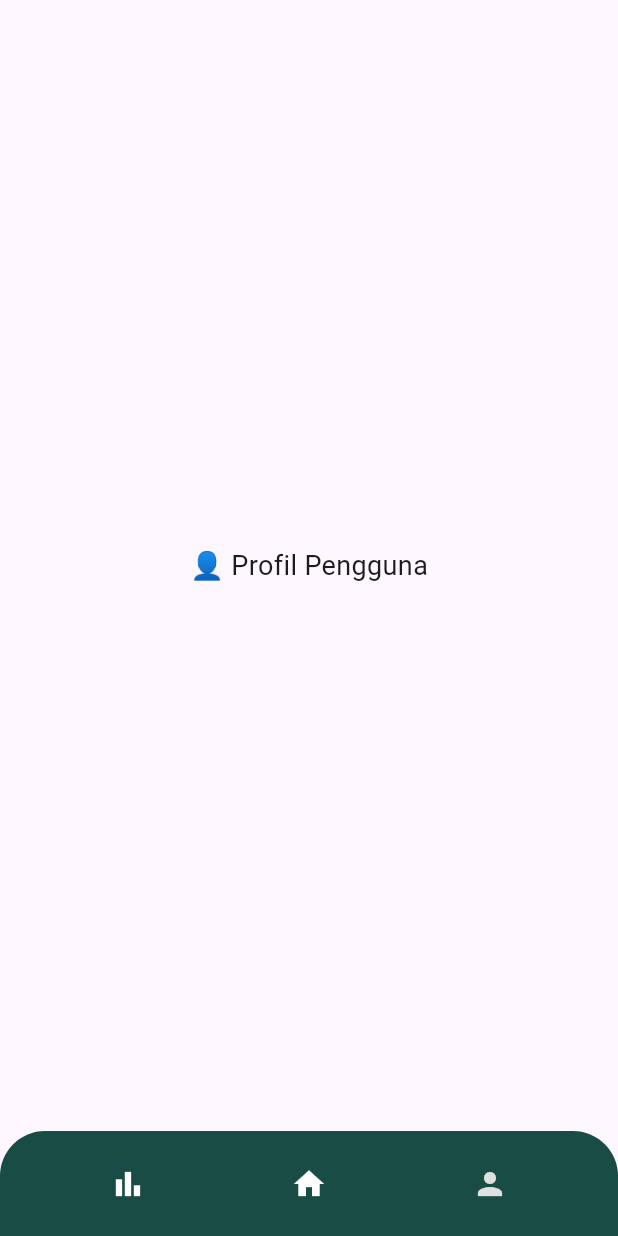
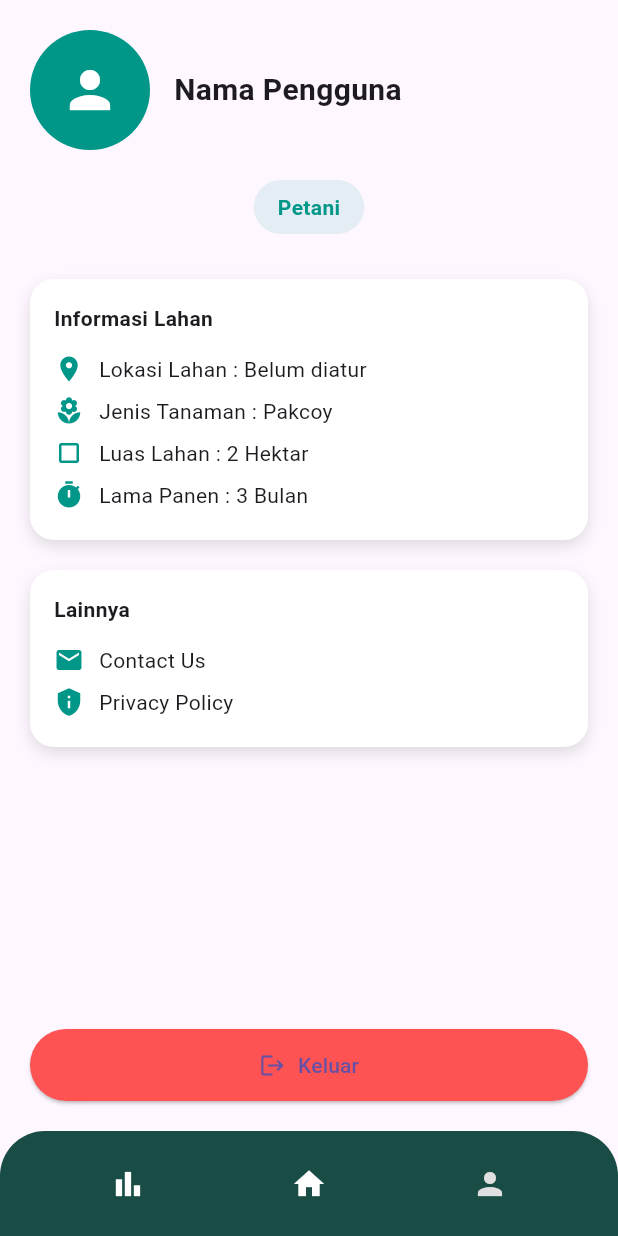
Before and after one commit to MuhammadAbyann/TaniYuk-Smart-Farming-Bok-Choy-Mobile-Application-, a Flutter app: the HomePage screen opened directly, item 3 of the bottom bar chosen, on a phone screen of 412 x 824 dp. Run offline on Flutter 3.47's test engine with Material 3 defaults, Android fonts, the phone set to English and light mode, and no system bars; our stand-ins replace shared_preferences; accounts and stored records are empty.

Commit message:
profile page

```diff
--- a/lib/pages/home_page.dart
+++ b/lib/pages/home_page.dart
@@ -1,6 +1,7 @@
 import 'package:flutter/material.dart';
 import 'dart:async';
 import 'package:smartfarmingpakcoy_apps/pages/statistic.dart';
+import 'package:smartfarmingpakcoy_apps/pages/profile_page.dart';
 
 class HomePage extends StatefulWidget {
   const HomePage({super.key});
@@ -156,9 +157,7 @@ class _HomePageState extends State<HomePage> {
       case 0:
         return const StatisticPage(); // ← Ini menampilkan halaman Statistik yang kita buat
       case 2:
-        return const Center(
-          child: Text("👤 Profil Pengguna", style: TextStyle(fontSize: 18)),
-        );
+        return const ProfilePage();
       default:
         return Padding(
           padding: const EdgeInsets.symmetric(horizontal: 20, vertical: 10),
--- /dev/null
+++ b/lib/pages/profile_page.dart
@@ -0,0 +1,164 @@
+import 'package:flutter/material.dart';
+import 'package:shared_preferences/shared_preferences.dart';
+import 'login_page.dart';
+
+class ProfilePage extends StatefulWidget {
+  const ProfilePage({super.key});
+
+  @override
+  State<ProfilePage> createState() => _ProfilePageState();
+}
+
+class _ProfilePageState extends State<ProfilePage> {
+  String nama = "";
+  String role = "";
+  String lokasi = "";
+  String jenisTanaman = "";
+  String luasLahan = "";
+  String lamaPanen = "";
+
+  @override
+  void initState() {
+    super.initState();
+    _loadUserData();
+  }
+
+  Future<void> _loadUserData() async {
+    final prefs = await SharedPreferences.getInstance();
+    setState(() {
+      nama = prefs.getString('nama') ?? 'Nama Pengguna';
+      role = prefs.getString('role') ?? 'Petani';
+      lokasi = prefs.getString('lokasi') ?? 'Belum diatur';
+      jenisTanaman = prefs.getString('jenisTanaman') ?? 'Pakcoy';
+      luasLahan = prefs.getString('luasLahan') ?? '2 Hektar';
+      lamaPanen = prefs.getString('lamaPanen') ?? '3 Bulan';
+    });
+  }
+
+  void _logout() async {
+    final prefs = await SharedPreferences.getInstance();
+    await prefs.clear();
+    Navigator.pushReplacement(
+      context,
+      MaterialPageRoute(builder: (context) => const LoginPage()),
+    );
+  }
+
+  @override
+  Widget build(BuildContext context) {
+    return Scaffold(
+      body: SafeArea(
+        child: Padding(
+          padding: const EdgeInsets.all(20),
+          child: Column(
+            crossAxisAlignment: CrossAxisAlignment.start,
+            children: [
+              Row(
+                children: [
+                  const CircleAvatar(
+                    radius: 40,
+                    backgroundColor: Colors.teal,
+                    child: Icon(Icons.person, size: 40, color: Colors.white),
+                  ),
+                  const SizedBox(width: 16),
+                  Expanded(
+                    child: Text(
+                      nama,
+                      style: const TextStyle(
+                        fontSize: 20,
+                        fontWeight: FontWeight.bold,
+                      ),
+                    ),
+                  ),
+                ],
+              ),
+              const SizedBox(height: 20),
+              Center(
+                child: Container(
+                  padding: const EdgeInsets.symmetric(
+                    horizontal: 16,
+                    vertical: 8,
+                  ),
+                  decoration: BoxDecoration(
+                    color: Colors.teal.withOpacity(0.1),
+                    borderRadius: BorderRadius.circular(20),
+                  ),
+                  child: Text(
+                    role,
+                    style: const TextStyle(
+                      color: Colors.teal,
+                      fontWeight: FontWeight.bold,
+                    ),
+                  ),
+                ),
+              ),
+              const SizedBox(height: 30),
+              _buildInfoSection("Informasi Lahan", [
+                _buildInfoRow(Icons.location_on, "Lokasi Lahan : $lokasi"),
+                _buildInfoRow(
+                  Icons.local_florist,
+                  "Jenis Tanaman : $jenisTanaman",
+                ),
+                _buildInfoRow(Icons.crop_square, "Luas Lahan : $luasLahan"),
+                _buildInfoRow(Icons.timer, "Lama Panen : $lamaPanen"),
+              ]),
+              const SizedBox(height: 20),
+              _buildInfoSection("Lainnya", [
+                _buildInfoRow(Icons.email, "Contact Us"),
+                _buildInfoRow(Icons.privacy_tip, "Privacy Policy"),
+              ]),
+              const Spacer(),
+              SizedBox(
+                width: double.infinity,
+                child: ElevatedButton.icon(
+                  onPressed: _logout,
+                  icon: const Icon(Icons.logout),
+                  label: const Text("Keluar"),
+                  style: ElevatedButton.styleFrom(
+                    backgroundColor: Colors.redAccent,
+                    padding: const EdgeInsets.symmetric(vertical: 14),
+                  ),
+                ),
+              ),
+            ],
+          ),
+        ),
+      ),
+    );
+  }
+
+  Widget _buildInfoSection(String title, List<Widget> children) {
+    return Container(
+      width: double.infinity,
+      padding: const EdgeInsets.all(16),
+      decoration: BoxDecoration(
+        color: Colors.white,
+        borderRadius: BorderRadius.circular(16),
+        boxShadow: [
+          BoxShadow(color: Colors.black12, blurRadius: 8, offset: Offset(0, 4)),
+        ],
+      ),
+      child: Column(
+        crossAxisAlignment: CrossAxisAlignment.start,
+        children: [
+          Text(title, style: const TextStyle(fontWeight: FontWeight.bold)),
+          const SizedBox(height: 10),
+          ...children,
+        ],
+      ),
+    );
+  }
+
+  Widget _buildInfoRow(IconData icon, String text) {
+    return Padding(
+      padding: const EdgeInsets.symmetric(vertical: 4),
+      child: Row(
+        children: [
+          Icon(icon, size: 20, color: Colors.teal),
+          const SizedBox(width: 10),
+          Expanded(child: Text(text)),
+        ],
+      ),
+    );
+  }
+}
```
